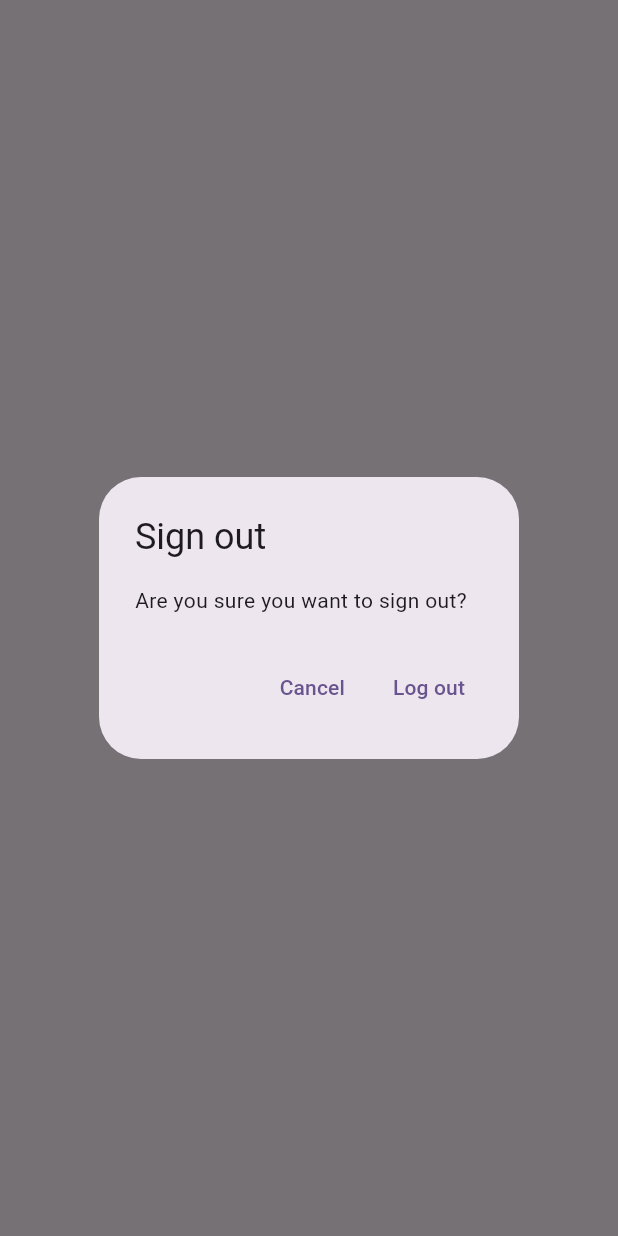
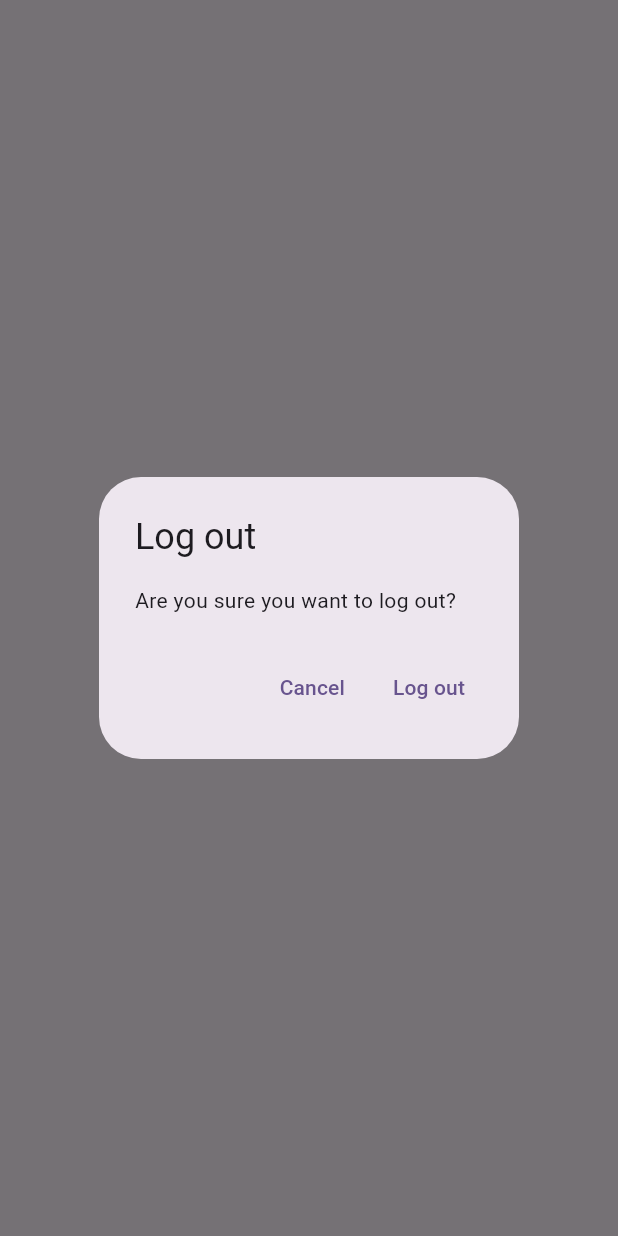
Before and after one commit to DaniMartinezX/mymeals, a Flutter app: what showLogOutDialog() shows on an empty page, opened directly, on a phone screen of 412 x 824 dp. Run offline on Flutter 3.47's test engine with Material 2 defaults, Android fonts, the phone set to English and light mode, and no system bars; our stand-ins replace firebase_auth, firebase_core, sqflite; accounts and stored records are empty; network calls fail.

Commit message:
Deleting existing meals in MealsView

```diff
--- /dev/null
+++ b/lib/utilities/dialogs/generic_dialog.dart
@@ -0,0 +1,33 @@
+import 'package:flutter/material.dart';
+
+typedef DialogOptionBuilder<T> = Map<String, T?> Function();
+
+Future<T?> showGenericDialog<T>({
+  required BuildContext context,
+  required String title,
+  required String content,
+  required DialogOptionBuilder optionsBuilder,
+}) {
+  final options = optionsBuilder();
+  return showDialog<T>(
+      context: context,
+      builder: (context) {
+        return AlertDialog(
+          title: Text(title),
+          content: Text(content),
+          actions: options.keys.map((optionTitle) {
+            final value = options[optionTitle];
+            return TextButton(
+              onPressed: () {
+                if (value != null) {
+                  Navigator.of(context).pop(value);
+                } else {
+                  Navigator.of(context).pop();
+                }
+              },
+              child: Text(optionTitle),
+            );
+          }).toList(),
+        );
+      });
+}
--- /dev/null
+++ b/lib/utilities/dialogs/logout_dialog.dart
@@ -0,0 +1,16 @@
+import 'package:flutter/material.dart';
+import 'package:mymeals/utilities/dialogs/generic_dialog.dart';
+
+Future<bool> showLogOutDialog(BuildContext context) {
+  return showGenericDialog<bool>(
+    context: context,
+    title: 'Log out',
+    content: 'Are you sure you want to log out?',
+    optionsBuilder: () => {
+      'Cancel': false,
+      'Log out': true,
+    },
+  ).then(
+    (value) => value ?? false,
+  );
+}
--- a/lib/views/meals/meals_view.dart
+++ b/lib/views/meals/meals_view.dart
@@ -3,6 +3,8 @@ import 'package:mymeals/constants/routes.dart';
 import 'package:mymeals/enums/menu_action.dart';
 import 'package:mymeals/services/auth/auth_service.dart';
 import 'package:mymeals/services/crud/meals_service.dart';
+import 'package:mymeals/utilities/dialogs/logout_dialog.dart';
+import 'package:mymeals/views/meals/meals_list_view.dart';
 
 class MealsView extends StatefulWidget {
   const MealsView({super.key});
@@ -71,18 +73,10 @@ class _MealsViewState extends State<MealsView> {
                     case ConnectionState.active:
                       if (snapshot.hasData) {
                         final allMeals = snapshot.data as List<DatabaseMeal>;
-                        return ListView.builder(
-                            itemCount: allMeals.length,
-                            itemBuilder: (context, index) {
-                              final meal = allMeals[index];
-                              return ListTile(
-                                title: Text(
-                                  meal.text,
-                                  maxLines: 1,
-                                  softWrap: true,
-                                  overflow: TextOverflow.ellipsis,
-                                ),
-                              );
+                        return MealsListView(
+                            meals: allMeals,
+                            onDeleteMeal: (meal) async {
+                              await _mealsService.deleteMeal(id: meal.id);
                             });
                       } else {
                         return const CircularProgressIndicator();
@@ -100,28 +94,3 @@ class _MealsViewState extends State<MealsView> {
     );
   }
 }
-
-Future<bool> showLogOutDialog(BuildContext context) {
-  return showDialog<bool>(
-    context: context,
-    builder: (context) {
-      return AlertDialog(
-        title: const Text('Sign out'),
-        content: const Text('Are you sure you want to sign out?'),
-        actions: [
-          TextButton(
-            onPressed: () {
-              Navigator.of(context).pop(false);
-            },
-            child: const Text('Cancel'),
-          ),
-          TextButton(
-              onPressed: () {
-                Navigator.of(context).pop(true);
-              },
-              child: const Text('Log out'))
-        ],
-      );
-    },
-  ).then((value) => value ?? false); //Si el valor del futuro es null
-}
--- a/lib/views/register_view.dart
+++ b/lib/views/register_view.dart
@@ -2,7 +2,7 @@ import 'package:flutter/material.dart';
 import 'package:mymeals/constants/routes.dart';
 import 'package:mymeals/services/auth/auth_exceptions.dart';
 import 'package:mymeals/services/auth/auth_service.dart';
-import 'package:mymeals/utilities/show_error_dialog.dart';
+import 'package:mymeals/utilities/dialogs/error_dialog.dart';
 
 class RegisterView extends StatefulWidget {
   const RegisterView({super.key});
@@ -62,8 +62,6 @@ class _RegisterViewState extends State<RegisterView> {
               final email = _email.text;
               final password = _password.text;
               try {
-
-
                 await AuthService.firebase().createUser(
                   email: email,
                   password: password,
```
Also changed, not shown: lib/utilities/dialogs/delete_dialog.dart (added, +16 -0 lines), lib/utilities/dialogs/error_dialog.dart (added, +12 -0 lines), lib/utilities/show_error_dialog.dart (deleted, +0 -24 lines), lib/views/login_view.dart (+3 -4 lines), lib/views/meals/meals_list_view.dart (added, +42 -0 lines). Lines whose indentation alone changed are shown as unchanged.
